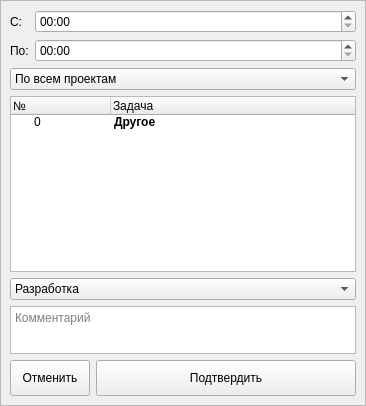
Old version of the form logtimewindow.ui in the repository xaionaro/tasks.
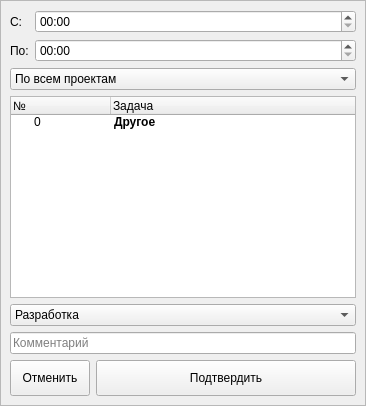
New version of the form.

Commit message: [logtime] [login] Tiny UI improvements

The edit to the form file:
```diff
--- a/logtimewindow.ui
+++ b/logtimewindow.ui
@@ -177,22 +177,7 @@
        </widget>
       </item>
       <item>
-       <widget class="QPlainTextEdit" name="comment">
-        <property name="sizePolicy">
-         <sizepolicy hsizetype="Expanding" vsizetype="Preferred">
-          <horstretch>0</horstretch>
-          <verstretch>0</verstretch>
-         </sizepolicy>
-        </property>
-        <property name="maximumSize">
-         <size>
-          <width>16777215</width>
-          <height>48</height>
-         </size>
-        </property>
-        <property name="tabChangesFocus">
-         <bool>true</bool>
-        </property>
+       <widget class="QLineEdit" name="comment">
         <property name="placeholderText">
          <string>Комментарий</string>
         </property>
```
The commit also changes 4 other files.
